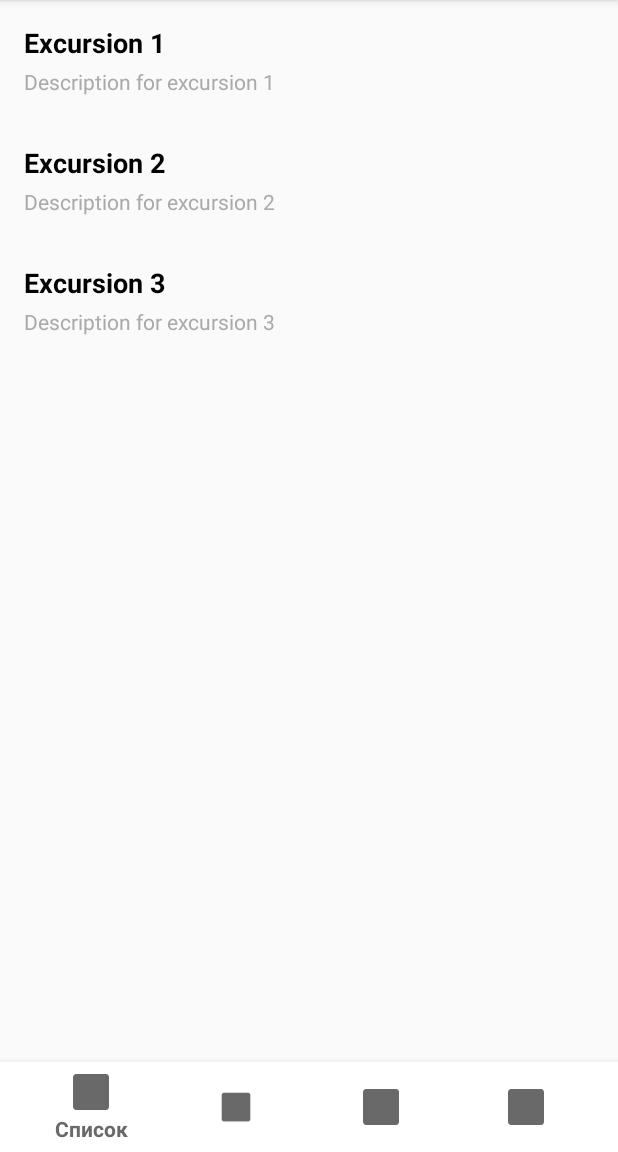
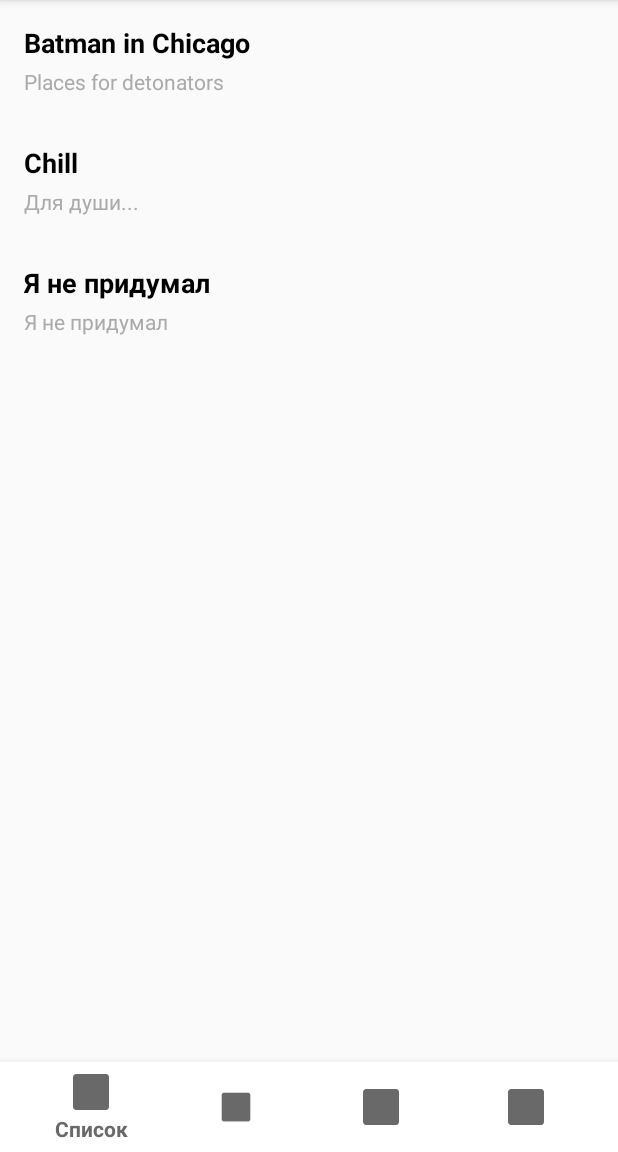
Before and after one commit to Lminexx/frontend-excursions, an Android app: the ExListFragment screen opened directly, with no data from a screen before it, on a phone screen of 412 x 824 dp, the part 84-1236 px from its top. Run offline under Robolectric (Android 15) with nearby library versions, the phone set to English and light mode, and no system bars.

```diff
--- a/app/src/main/java/com/example/projectexcursions/models/Excursion.kt
+++ b/app/src/main/java/com/example/projectexcursions/models/Excursion.kt
@@ -1,5 +1,8 @@
 package com.example.projectexcursions.models
 
+import kotlinx.serialization.Serializable
+
+@Serializable
 data class Excursion(
     val title: String,
     val description: String
--- a/app/src/main/java/com/example/projectexcursions/user/User.kt
+++ b/app/src/main/java/com/example/projectexcursions/models/User.kt
@@ -1,4 +1,4 @@
-package com.example.projectexcursions.user
+package com.example.projectexcursions.models
 
 import kotlinx.serialization.Serializable
 
--- a/app/src/main/java/com/example/projectexcursions/net/ApiService.kt
+++ b/app/src/main/java/com/example/projectexcursions/net/ApiService.kt
@@ -1,15 +1,15 @@
 package com.example.projectexcursions.net
 
-import com.example.projectexcursions.user.User
+import com.example.projectexcursions.models.User
 import retrofit2.Call
-import retrofit2.Response
 import retrofit2.http.Body
 import retrofit2.http.GET
 import retrofit2.http.POST
-import retrofit2.http.Path
 
 interface ApiService {
     @POST("/api/v1/user/register")
     fun registerUser(@Body user: User): Call<RegistrationResponse>
     //todo отображение ошибок, которые отправляют нам бекенд
+    @GET
+    fun
 }
--- a/app/src/main/java/com/example/projectexcursions/ui/auth/AuthViewModel.kt
+++ b/app/src/main/java/com/example/projectexcursions/ui/auth/AuthViewModel.kt
@@ -3,7 +3,6 @@ package com.example.projectexcursions.ui.auth
 import androidx.lifecycle.LiveData
 import androidx.lifecycle.MutableLiveData
 import androidx.lifecycle.ViewModel
-import com.example.projectexcursions.user.User
 
 class AuthViewModel: ViewModel() {
 
--- a/app/src/main/java/com/example/projectexcursions/ui/fragments/ExListFragment.kt
+++ b/app/src/main/java/com/example/projectexcursions/ui/fragments/ExListFragment.kt
@@ -1,11 +1,13 @@
 import android.os.Bundle
 import android.view.View
+import android.widget.Toast
 import androidx.fragment.app.Fragment
 import androidx.recyclerview.widget.LinearLayoutManager
 import androidx.recyclerview.widget.RecyclerView
 import com.example.projectexcursions.R
 import com.example.projectexcursions.adapters.ExcursionAdapter
 import com.example.projectexcursions.models.Excursion
+import com.example.projectexcursions.ui.main.MainActivity
 
 class ExListFragment : Fragment(R.layout.fragment_excursions_list) {
     override fun onViewCreated(view: View, savedInstanceState: Bundle?) {
@@ -15,13 +17,13 @@ class ExListFragment : Fragment(R.layout.fragment_excursions_list) {
         recyclerView.layoutManager = LinearLayoutManager(requireContext())
 
         val excursions = listOf(
-            Excursion("Excursion 1", "Description for excursion 1"),
-            Excursion("Excursion 2", "Description for excursion 2"),
-            Excursion("Excursion 3", "Description for excursion 3")
+            Excursion("Batman in Chicago", "Places for detonators"),
+            Excursion("Chill", "Для души..."),
+            Excursion("Я не придумал", "Я не придумал")
         )
 
         val adapter = ExcursionAdapter(excursions) { excursion ->
-            println("Clicked on: ${excursion.title}")
+            Toast.makeText(requireContext(), "Открывается " + excursion.title + ": \n" + excursion.description, Toast.LENGTH_SHORT).show()
         }
 
         recyclerView.adapter = adapter
--- a/app/src/main/java/com/example/projectexcursions/ui/registration/RegViewModel.kt
+++ b/app/src/main/java/com/example/projectexcursions/ui/registration/RegViewModel.kt
@@ -6,7 +6,7 @@ import androidx.lifecycle.ViewModel
 import com.example.projectexcursions.net.ApiClient
 import com.example.projectexcursions.net.RegistrationResponse
 import retrofit2.Callback
-import com.example.projectexcursions.user.User
+import com.example.projectexcursions.models.User
 import retrofit2.Response
 
 class RegViewModel: ViewModel() {
```
